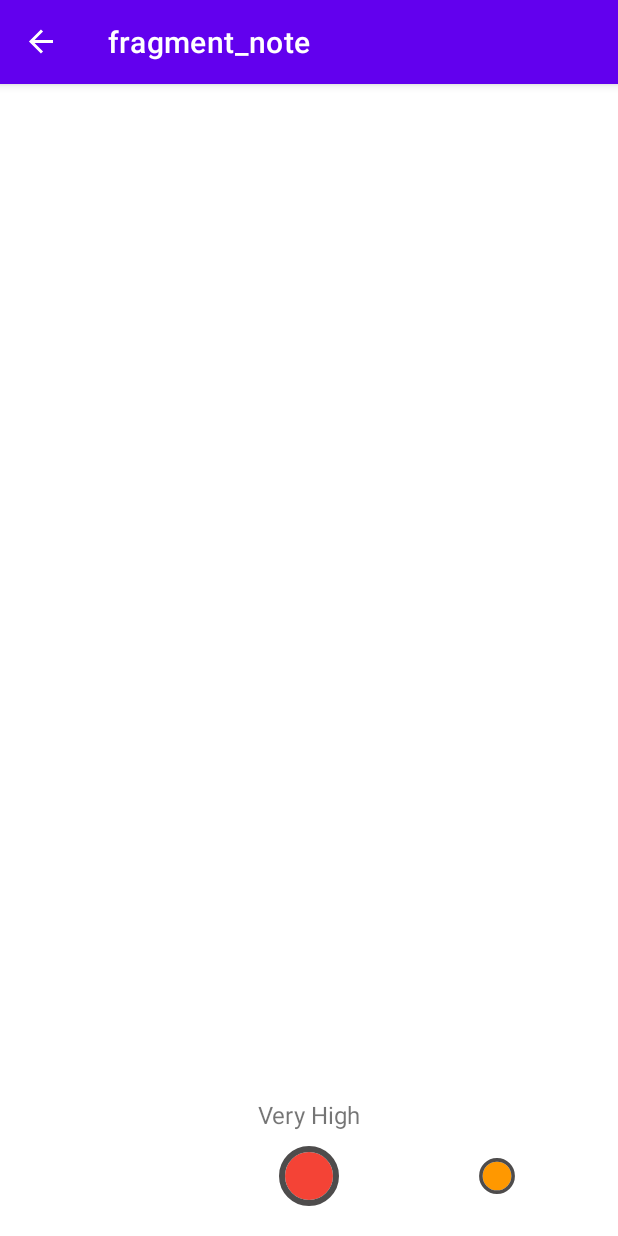
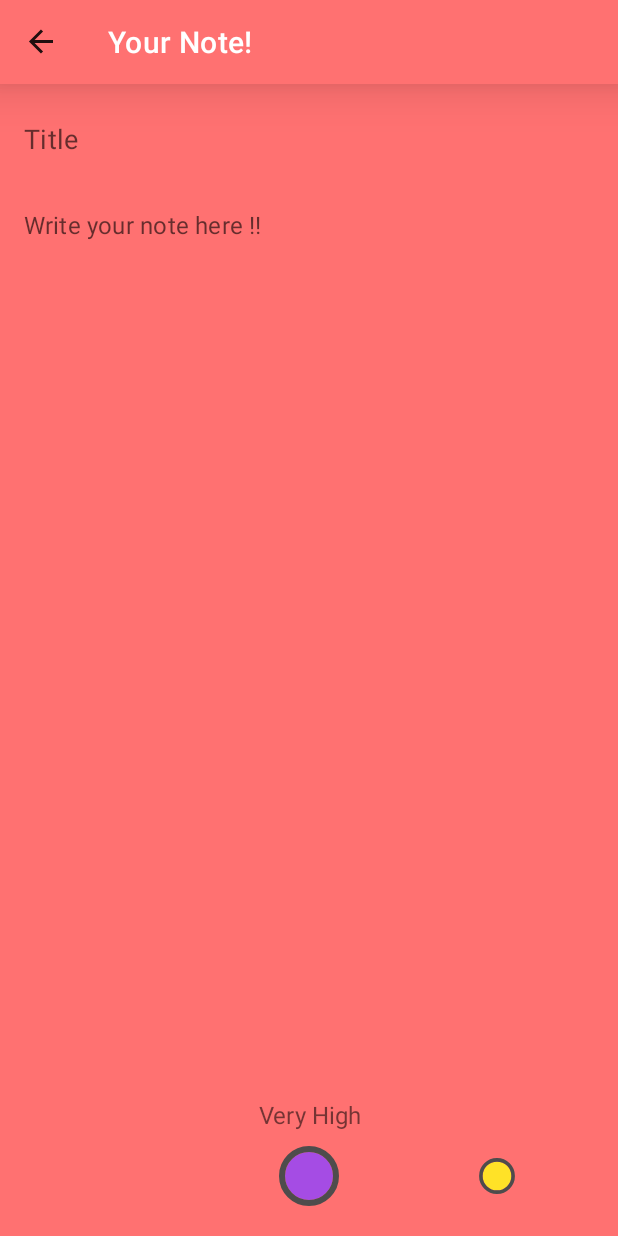
Before and after one commit to akshatoxy/NoteKeeper, an Android app: the NoteFragment screen opened through its navigation route, on a phone screen of 412 x 824 dp. Run offline under Robolectric (Android 15) with nearby library versions, the phone set to English and light mode, and no system bars; our stand-ins replace CircleImageView, Room's generated code, data binding, navigation-ui; 1 statement that could not run was skipped.

Commit message:
Completed layout file for note fragment

```diff
--- a/app/build.gradle
+++ b/app/build.gradle
@@ -9,7 +9,7 @@ android {
 
     defaultConfig {
         applicationId "com.example.notekeeper"
-        minSdkVersion 16
+        minSdkVersion 17
         targetSdkVersion 30
         versionCode 1
         versionName "1.0"
--- a/app/src/main/java/com/example/notekeeper/ui/MainActivity.java
+++ b/app/src/main/java/com/example/notekeeper/ui/MainActivity.java
@@ -1,11 +1,18 @@
 package com.example.notekeeper.ui;
 
+import androidx.annotation.NonNull;
+import androidx.annotation.Nullable;
 import androidx.appcompat.app.AppCompatActivity;
+import androidx.appcompat.widget.Toolbar;
+import androidx.core.content.ContextCompat;
 import androidx.drawerlayout.widget.DrawerLayout;
 import androidx.navigation.NavController;
+import androidx.navigation.NavDestination;
 import androidx.navigation.Navigation;
+import androidx.navigation.ui.AppBarConfiguration;
 import androidx.navigation.ui.NavigationUI;
 
+import android.graphics.drawable.ColorDrawable;
 import android.os.Bundle;
 
 import com.example.notekeeper.R;
@@ -14,14 +21,20 @@ import com.example.notekeeper.viewmodel.NoteListViewModel;
 public class MainActivity extends AppCompatActivity {
 
     private NavController navController;
+    private Toolbar toolbar;
 
     @Override
     protected void onCreate(Bundle savedInstanceState) {
         super.onCreate(savedInstanceState);
         setContentView(R.layout.activity_main);
 
+        toolbar = findViewById(R.id.toolbar);
         navController = Navigation.findNavController(this, R.id.nav_host_fragment);
-        NavigationUI.setupActionBarWithNavController(this, navController);
+//        NavigationUI.setupActionBarWithNavController(this, navController);
+        NavigationUI.setupWithNavController(toolbar, navController);
+        navController.addOnDestinationChangedListener((controller, destination, arguments) -> {
+            toolbar.setTitle(destination.getLabel());
+        });
     }
 
     @Override
--- a/app/src/main/java/com/example/notekeeper/ui/NoteFragment.java
+++ b/app/src/main/java/com/example/notekeeper/ui/NoteFragment.java
@@ -1,5 +1,7 @@
 package com.example.notekeeper.ui;
 
+import android.content.Context;
+import android.graphics.Point;
 import android.os.Bundle;
 
 import androidx.annotation.NonNull;
@@ -8,9 +10,11 @@ import androidx.fragment.app.Fragment;
 import androidx.recyclerview.widget.RecyclerView;
 
 import android.util.Log;
+import android.view.Display;
 import android.view.LayoutInflater;
 import android.view.View;
 import android.view.ViewGroup;
+import android.view.inputmethod.InputMethodManager;
 import android.widget.TextView;
 
 import com.example.notekeeper.R;
@@ -38,9 +42,18 @@ public class NoteFragment extends Fragment {
     @Override
     public void onViewCreated(@NonNull View view, @Nullable Bundle savedInstanceState) {
         super.onViewCreated(view, savedInstanceState);
+
         recyclerView = view.findViewById(R.id.recyclerView);
+        setUpHorizontalPicker();
 
-        setUpHorizontalPicker();
+        getFocus(binding.noteDescText);
+    }
+
+    void getFocus(View view){
+        if(view.requestFocus()){
+            InputMethodManager inputMethodManager = (InputMethodManager) getActivity().getSystemService(Context.INPUT_METHOD_SERVICE);
+            inputMethodManager.showSoftInput(binding.noteDescText, InputMethodManager.SHOW_IMPLICIT);
+        }
     }
 
     void setUpHorizontalPicker(){
--- a/app/src/main/res/layout/activity_main.xml
+++ b/app/src/main/res/layout/activity_main.xml
@@ -6,17 +6,31 @@
     android:layout_height="match_parent"
     tools:context=".ui.MainActivity">
 
+    <androidx.appcompat.widget.Toolbar
+        android:id="@+id/toolbar"
+        android:layout_width="0dp"
+        android:layout_height="wrap_content"
+        android:background="@color/toolbar_background"
+        android:minHeight="?attr/actionBarSize"
+        android:theme="?attr/actionBarTheme"
+        android:elevation="20dp"
+        app:layout_constraintEnd_toEndOf="parent"
+        app:layout_constraintStart_toStartOf="parent"
+        app:layout_constraintTop_toTopOf="parent"
+        app:titleTextColor="@color/white"
+        tools:targetApi="lollipop" />
+
     <fragment
         android:id="@+id/nav_host_fragment"
         android:name="androidx.navigation.fragment.NavHostFragment"
         android:layout_width="0dp"
         android:layout_height="0dp"
+        app:defaultNavHost="true"
         app:layout_constraintBottom_toBottomOf="parent"
         app:layout_constraintEnd_toEndOf="parent"
         app:layout_constraintStart_toStartOf="parent"
-        app:layout_constraintTop_toTopOf="parent"
+        app:layout_constraintTop_toBottomOf="@+id/toolbar"
         app:navGraph="@navigation/nav_graph"
-        app:defaultNavHost="true"
         tools:layout="@layout/fragment_note_list" />
 
 </androidx.constraintlayout.widget.ConstraintLayout>
--- a/app/src/main/res/layout/fragment_note.xml
+++ b/app/src/main/res/layout/fragment_note.xml
@@ -10,31 +10,78 @@
     </data>
 
     <androidx.constraintlayout.widget.ConstraintLayout
+        android:id="@+id/note_layout"
         android:layout_width="match_parent"
         android:layout_height="match_parent"
+        android:background="@color/app_background"
         tools:context=".ui.NoteFragment">
+
+        <com.google.android.material.textfield.TextInputLayout
+            android:id="@+id/textInputLayout"
+            android:layout_width="match_parent"
+            android:layout_height="wrap_content"
+            app:hintEnabled="false"
+            app:boxBackgroundMode="none"
+            app:layout_constraintEnd_toEndOf="parent"
+            app:layout_constraintStart_toStartOf="parent"
+            app:layout_constraintTop_toTopOf="parent">
+
+            <com.google.android.material.textfield.TextInputEditText
+                android:id="@+id/note_title_text"
+                android:layout_width="match_parent"
+                android:layout_height="match_parent"
+                android:background="@color/app_background"
+                android:hint="@string/title"
+                android:inputType="text"
+                android:maxLines="1"
+                android:textSize="18sp"/>
+        </com.google.android.material.textfield.TextInputLayout>
+
+        <com.google.android.material.textfield.TextInputLayout
+            android:layout_width="match_parent"
+            android:layout_height="0dp"
+            app:boxBackgroundMode="none"
+            app:hintEnabled="false"
+            app:layout_constraintBottom_toTopOf="@+id/priority_text"
+            app:layout_constraintEnd_toEndOf="parent"
+            app:layout_constraintStart_toStartOf="parent"
+            app:layout_constraintTop_toBottomOf="@+id/textInputLayout">
+
+            <com.google.android.material.textfield.TextInputEditText
+                android:id="@+id/note_desc_text"
+                android:layout_width="match_parent"
+                android:layout_height="match_parent"
+                android:background="@color/app_background"
+                android:gravity="top"
+                android:hint="@string/write_your_note_here"
+                android:inputType="textMultiLine"
+                android:isScrollContainer="true"
+                android:textSize="16sp" />
+        </com.google.android.material.textfield.TextInputLayout>
 
         <TextView
             android:id="@+id/priority_text"
-            android:layout_width="wrap_content"
+            android:layout_width="match_parent"
             android:layout_height="wrap_content"
             android:layout_marginBottom="10dp"
+            android:layout_marginTop="10dp"
             android:text="@string/very_high"
             android:textSize="16sp"
+            android:gravity="center_horizontal"
+            android:background="@color/app_background"
             app:layout_constraintBottom_toTopOf="@+id/horizontal_color_picker"
             app:layout_constraintEnd_toEndOf="parent"
             app:layout_constraintStart_toStartOf="parent" />
 
         <com.example.notekeeper.ui.horizontalcolorpicker.HorizontalColorPicker
             android:id="@+id/horizontal_color_picker"
+            android:background="@color/app_background"
             android:layout_width="match_parent"
             android:layout_height="wrap_content"
             android:paddingBottom="20dp"
             app:layout_constraintBottom_toBottomOf="parent"
             app:layout_constraintEnd_toEndOf="parent"
-            app:layout_constraintStart_toStartOf="parent">
-
-        </com.example.notekeeper.ui.horizontalcolorpicker.HorizontalColorPicker>
+            app:layout_constraintStart_toStartOf="parent"/>
 
     </androidx.constraintlayout.widget.ConstraintLayout>
 </layout>
--- a/app/src/main/res/layout/fragment_note_list.xml
+++ b/app/src/main/res/layout/fragment_note_list.xml
@@ -12,6 +12,7 @@
     <androidx.constraintlayout.widget.ConstraintLayout
         android:layout_width="match_parent"
         android:layout_height="match_parent"
+        android:background="@color/app_background"
         tools:context=".ui.NoteListFragment">
 
         <androidx.recyclerview.widget.RecyclerView
--- a/app/src/main/res/layout/note_item.xml
+++ b/app/src/main/res/layout/note_item.xml
@@ -31,6 +31,7 @@
                 android:layout_marginStart="16dp"
                 android:layout_marginTop="8dp"
                 android:textSize="18sp"
+                android:textColor="@color/black"
                 android:text="@{note.title}"
                 app:layout_constraintStart_toStartOf="parent"
                 app:layout_constraintTop_toTopOf="parent"
@@ -43,6 +44,7 @@
                 android:layout_marginTop="8dp"
                 android:ellipsize="end"
                 android:maxLines="3"
+                android:textColor="@color/black"
                 android:text="@{note.description}"
                 android:textSize="15sp"
                 app:layout_constraintBottom_toTopOf="@+id/note_created_text"
@@ -59,6 +61,7 @@
                 android:layout_marginRight="16dp"
                 android:layout_marginBottom="8dp"
                 android:textSize="13sp"
+                android:textColor="@color/black"
                 android:text="@{note.createdOn}"
                 app:layout_constraintEnd_toEndOf="parent"
                 app:layout_constraintBottom_toBottomOf="parent"
--- a/app/src/main/res/navigation/nav_graph.xml
+++ b/app/src/main/res/navigation/nav_graph.xml
@@ -7,7 +7,7 @@
     <fragment
         android:id="@+id/noteListFragment"
         android:name="com.example.notekeeper.ui.NoteListFragment"
-        android:label="NoteListFragment" >
+        android:label="Your Notes!" >
         <action
             android:id="@+id/action_noteListFragment_to_noteFragment"
             app:destination="@id/noteFragment" />
@@ -15,7 +15,7 @@
     <fragment
         android:id="@+id/noteFragment"
         android:name="com.example.notekeeper.ui.NoteFragment"
-        android:label="fragment_note"
+        android:label="Your Note!"
         tools:layout="@layout/fragment_note" >
         <argument
             android:name="note_id"
--- a/app/src/main/res/values-night/themes.xml
+++ b/app/src/main/res/values-night/themes.xml
@@ -1,8 +1,8 @@
 <resources xmlns:tools="http://schemas.android.com/tools">
     <!-- Base application theme. -->
-    <style name="Theme.NoteKeeper" parent="Theme.MaterialComponents.DayNight.DarkActionBar">
+    <style name="Theme.NoteKeeper" parent="Theme.MaterialComponents.DayNight.NoActionBar">
         <!-- Primary brand color. -->
-        <item name="colorPrimary">@color/purple_200</item>
+        <item name="colorPrimary">@color/gray</item>
         <item name="colorPrimaryVariant">@color/purple_700</item>
         <item name="colorOnPrimary">@color/black</item>
         <!-- Secondary brand color. -->
@@ -10,7 +10,6 @@
         <item name="colorSecondaryVariant">@color/teal_200</item>
         <item name="colorOnSecondary">@color/black</item>
         <!-- Status bar color. -->
-        <item name="android:statusBarColor" tools:targetApi="l">?attr/colorPrimaryVariant</item>
-        <!-- Customize your theme here. -->
+        <item name="android:statusBarColor" tools:targetApi="l">@color/app_background</item>
     </style>
 </resources>
--- a/app/src/main/res/values/colors.xml
+++ b/app/src/main/res/values/colors.xml
@@ -9,10 +9,14 @@
     <color name="white">#FFFFFFFF</color>
     <color name="gray">#4E4C4C</color>
 
-    <!--Priority Color-->
-    <color name="priority_1">#F44336</color>
-    <color name="priority_2">#FF9800</color>
-    <color name="priority_3">#8BC34A</color>
-    <color name="priority_4">#2196F3</color>
-    <color name="priority_5">#9C27B0</color>
+    <!-- App Colors -->
+    <color name="app_background">#ff7171</color>
+    <color name="toolbar_background">#ff7171</color>
+
+    <!-- Priority Colors -->
+    <color name="priority_1">#A54CE4</color>
+    <color name="priority_2">#ffe227</color>
+    <color name="priority_3">#16c79a</color>
+    <color name="priority_4">#7CE4ED</color>
+    <color name="priority_5">#fdbaf8</color>
 </resources>
--- a/app/src/main/res/values/strings.xml
+++ b/app/src/main/res/values/strings.xml
@@ -4,4 +4,6 @@
     <string name="hello_blank_fragment">Hello blank fragment</string>
     <string name="add_note">Add Note</string>
     <string name="very_high">Very High</string>
+    <string name="title">Title</string>
+    <string name="write_your_note_here">Write your note here !!</string>
 </resources>
--- a/app/src/main/res/values/themes.xml
+++ b/app/src/main/res/values/themes.xml
@@ -1,8 +1,8 @@
 <resources xmlns:tools="http://schemas.android.com/tools">
     <!-- Base application theme. -->
-    <style name="Theme.NoteKeeper" parent="Theme.MaterialComponents.DayNight.DarkActionBar">
+    <style name="Theme.NoteKeeper" parent="Theme.MaterialComponents.DayNight.NoActionBar">
         <!-- Primary brand color. -->
-        <item name="colorPrimary">@color/purple_500</item>
+        <item name="colorPrimary">@color/gray</item>
         <item name="colorPrimaryVariant">@color/purple_700</item>
         <item name="colorOnPrimary">@color/white</item>
         <!-- Secondary brand color. -->
@@ -10,7 +10,7 @@
         <item name="colorSecondaryVariant">@color/teal_700</item>
         <item name="colorOnSecondary">@color/black</item>
         <!-- Status bar color. -->
-        <item name="android:statusBarColor" tools:targetApi="l">?attr/colorPrimaryVariant</item>
-        <!-- Customize your theme here. -->
+        <item name="android:statusBarColor" tools:targetApi="l">@color/app_background</item>
     </style>
+
 </resources>
```
